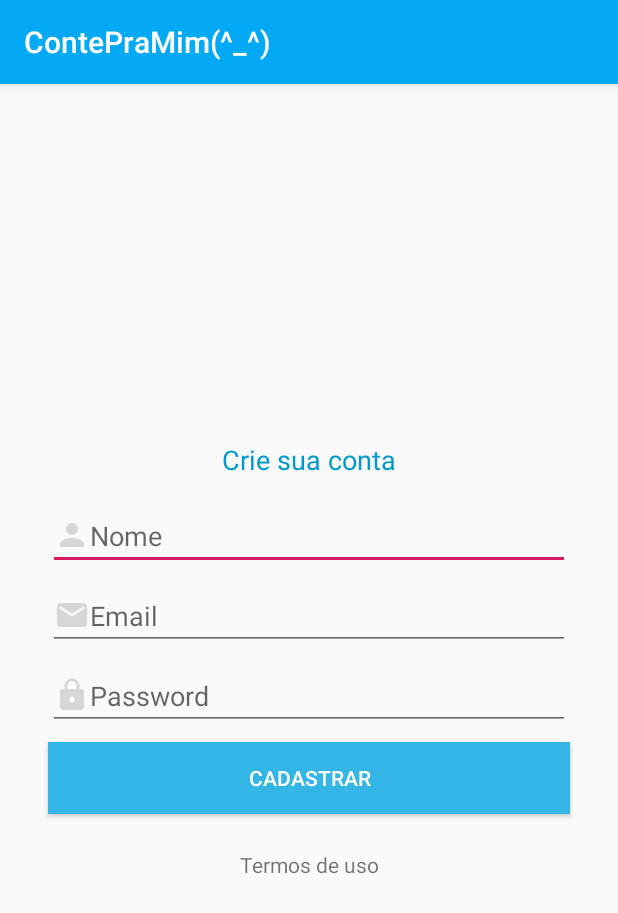
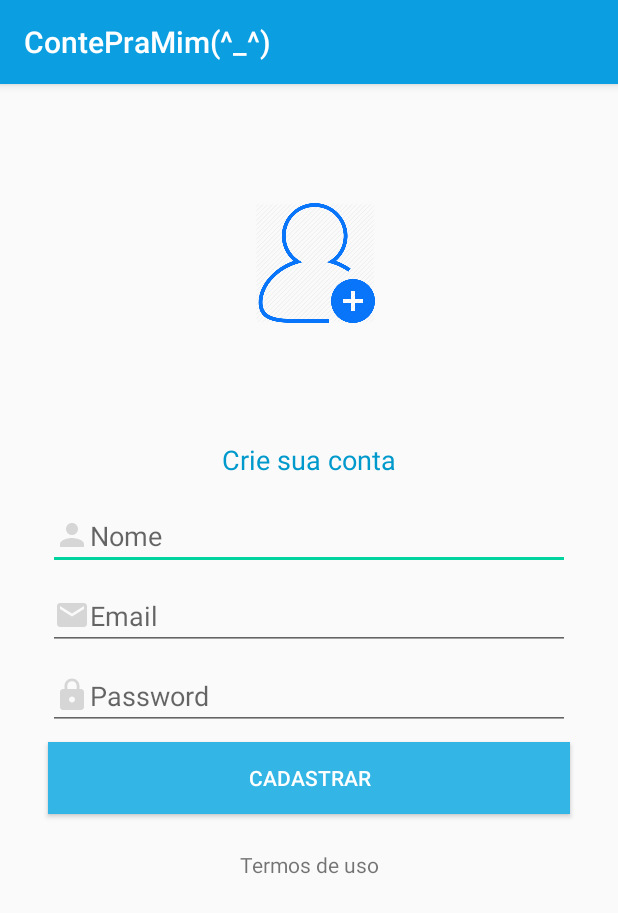
Before and after one commit to RobervaldSidrome/contepramim, an Android app: the CadastroActivity screen opened directly, with no data from a screen before it, on a phone screen of 412 x 824 dp. Shown: the top 913 px of the screen. Run offline under Robolectric (Android 15) with nearby library versions, the light colour scheme and no system bars; our stand-ins replace Firebase (no records; nobody signed in at launch, a user with empty details on screens opened directly).

Commit message:
ajustes nos layouts, editTexts, assets, verificação do redes wifi e dados móveis

```diff
--- a/app/src/main/AndroidManifest.xml
+++ b/app/src/main/AndroidManifest.xml
@@ -1,6 +1,8 @@
 <?xml version="1.0" encoding="utf-8"?>
 <manifest xmlns:android="http://schemas.android.com/apk/res/android"
     package="com.example.organize">
+    <uses-permission android:name="android.permission.INTERNET" />
+    <uses-permission android:name="android.permission.ACCESS_NETWORK_STATE"/>
 
     <application
         android:allowBackup="true"
@@ -12,6 +14,7 @@
         <activity android:name=".activity.DespesasActivity" android:theme="@style/DespesasTheme"></activity>
         <activity android:name=".activity.ReceitasActivity" android:theme="@style/ReceitasTheme"/>
         <activity
+            android:screenOrientation="portrait"
             android:name=".activity.PrincipalActivity"
             android:label="@string/title_activity_principal"
             android:theme="@style/AppTheme.NoActionBar" />
--- /dev/null
+++ b/app/src/main/res/drawable/cursor.xml
@@ -0,0 +1,4 @@
+<?xml version="1.0" encoding="utf-8"?>
+<selector xmlns:android="http://schemas.android.com/apk/res/android">
+    <solid android:color="@color/colorPrimaryDark" />
+</selector>
--- a/app/src/main/res/layout/activity_cadastro.xml
+++ b/app/src/main/res/layout/activity_cadastro.xml
@@ -37,6 +37,9 @@
         android:ems="10"
         android:hint="Nome"
         android:inputType="textPersonName"
+        android:singleLine="true"
+        android:theme="@style/ReceitasTheme"
+        android:textCursorDrawable="@drawable/cursor"
         app:layout_constraintBottom_toTopOf="@+id/editEmail"
         app:layout_constraintEnd_toEndOf="parent"
         app:layout_constraintStart_toStartOf="parent"
@@ -52,8 +55,11 @@
         android:layout_marginRight="32dp"
         android:layout_marginBottom="8dp"
         android:drawableLeft="@drawable/ic_email_black_24dp"
+        android:singleLine="true"
+        android:textCursorDrawable="@drawable/cursor"
         android:ems="10"
         android:hint="Email"
+        android:theme="@style/ReceitasTheme"
         android:inputType="textEmailAddress"
         app:layout_constraintBottom_toTopOf="@+id/editPassword"
         app:layout_constraintEnd_toEndOf="parent"
@@ -70,8 +76,11 @@
         android:layout_marginRight="32dp"
         android:layout_marginBottom="8dp"
         android:drawableLeft="@drawable/ic_lock_black_24dp"
+        android:singleLine="true"
+        android:textCursorDrawable="@drawable/cursor"
         android:ems="10"
         android:hint="Password"
+        android:theme="@style/ReceitasTheme"
         android:inputType="textPassword"
         app:layout_constraintBottom_toTopOf="@+id/btnCadastrar"
         app:layout_constraintEnd_toEndOf="parent"
@@ -111,4 +120,18 @@
         app:layout_constraintEnd_toEndOf="parent"
         app:layout_constraintStart_toStartOf="parent"
         app:layout_constraintTop_toBottomOf="@+id/editPassword" />
+
+    <ImageView
+        android:id="@+id/imageView4"
+        android:layout_width="80dp"
+        android:layout_height="80dp"
+        android:layout_marginStart="8dp"
+        android:layout_marginLeft="8dp"
+        android:layout_marginTop="8dp"
+        android:layout_marginBottom="8dp"
+        app:layout_constraintBottom_toTopOf="@+id/textView6"
+        app:layout_constraintEnd_toEndOf="parent"
+        app:layout_constraintStart_toStartOf="parent"
+        app:layout_constraintTop_toTopOf="parent"
+        app:srcCompat="@drawable/adduser" />
 </android.support.constraint.ConstraintLayout>
--- a/app/src/main/res/layout/intro_cadastro.xml
+++ b/app/src/main/res/layout/intro_cadastro.xml
@@ -33,7 +33,7 @@
         android:layout_marginRight="8dp"
         android:layout_marginBottom="8dp"
         android:gravity="center"
-        android:text="Junte-se a milhres de pessoas\n que levam a serio suas finanças"
+        android:text="Junte-se a milhares de pessoas\n que levam a sério suas finanças"
         android:textColor="@android:color/holo_blue_light"
         app:layout_constraintBottom_toTopOf="@+id/button"
         app:layout_constraintEnd_toEndOf="parent"
--- a/app/src/main/res/values/colors.xml
+++ b/app/src/main/res/values/colors.xml
@@ -1,6 +1,6 @@
 <?xml version="1.0" encoding="utf-8"?>
 <resources>
-    <color name="colorPrimary">#03A9F4</color>
+    <color name="colorPrimary">#0B9FE2</color>
     <color name="colorPrimaryDark">#00BCD4</color>
     <color name="colorAccent">#D81B60</color>
 
```
Also changed, not shown: app/src/main/java/com/example/organize/activity/CadastroActivity.java (+10 -2 lines), app/src/main/java/com/example/organize/activity/LoginActivity.java (+39 -2 lines), app/src/main/res/layout/activity_login.xml (+6 -1 lines), app/src/main/res/drawable/adduser.png (added), app/src/main/res/drawable/celularlogin.png (added).
